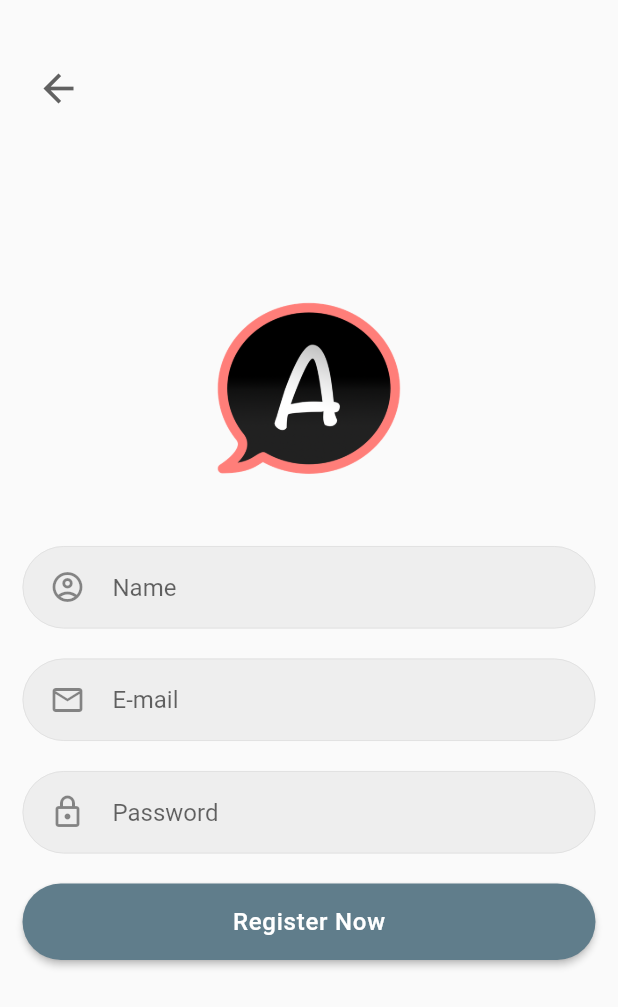
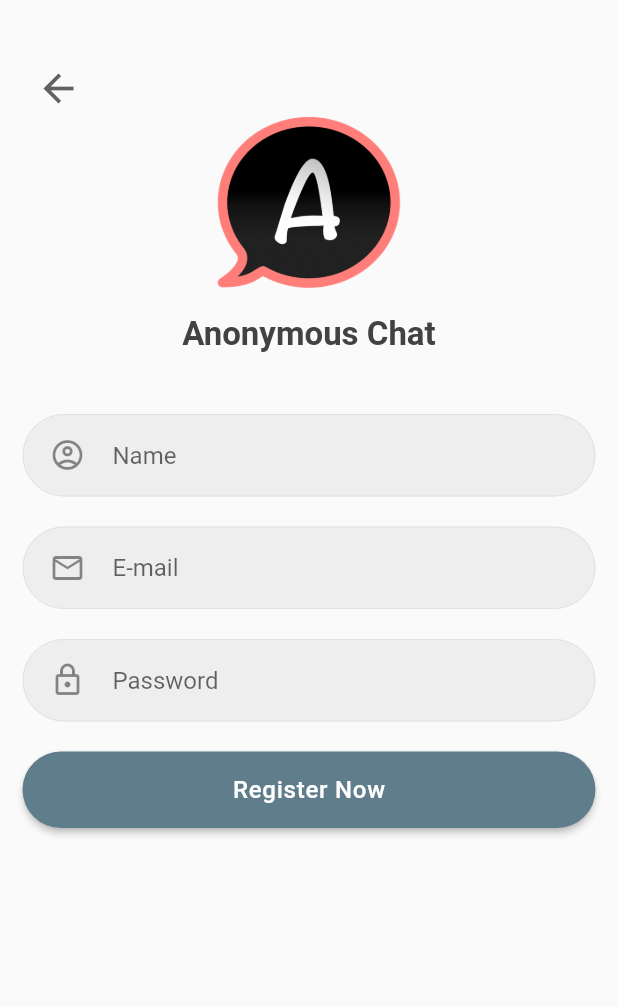
Before and after one commit to Rezuanul-Islam-Fahim/anonymous_chat, a Flutter app: the screen it shows after launch, after a tap on "Register Now", on a phone screen of 412 x 824 dp. Shown: the top 1007 px of the screen. Run offline on Flutter 3.47's test engine with Material 2 defaults, Android fonts, the phone set to English and light mode, and no system bars; our stand-ins replace firebase_auth, firebase_core; accounts and stored records are empty; network calls fail.

Commit message:
Stop resizing of view insets when opening keyboard

```diff
--- a/lib/screens/login.dart
+++ b/lib/screens/login.dart
@@ -30,10 +30,10 @@ class LoginScreen extends StatelessWidget {
   @override
   Widget build(BuildContext context) {
     return Scaffold(
-      body: Padding(
-        padding: const EdgeInsets.symmetric(horizontal: 15),
+      resizeToAvoidBottomPadding: false,
+      body: Container(
+        padding: const EdgeInsets.only(top: 60, left: 15, right: 15),
         child: Column(
-          mainAxisAlignment: MainAxisAlignment.center,
           children: <Widget>[
             Container(
               alignment: Alignment.center,
@@ -43,7 +43,15 @@ class LoginScreen extends StatelessWidget {
                 width: 150,
               ),
             ),
-            SizedBox(height: 30),
+            Text(
+              'Anonymous Chat',
+              style: TextStyle(
+                fontSize: 22,
+                fontWeight: FontWeight.w700,
+                color: Colors.grey[800],
+              ),
+            ),
+            SizedBox(height: 40),
             TextField(
               decoration: inputField(
                 'Enter your E-mail',
--- a/lib/screens/register.dart
+++ b/lib/screens/register.dart
@@ -29,12 +29,12 @@ class RegisterScreen extends StatelessWidget {
   @override
   Widget build(BuildContext context) {
     return Scaffold(
+      resizeToAvoidBottomPadding: false,
       body: Stack(
         children: <Widget>[
           Padding(
-            padding: const EdgeInsets.symmetric(horizontal: 15),
+            padding: const EdgeInsets.only(top: 60, left: 15, right: 15),
             child: Column(
-              mainAxisAlignment: MainAxisAlignment.center,
               children: <Widget>[
                 Container(
                   alignment: Alignment.center,
@@ -44,7 +44,15 @@ class RegisterScreen extends StatelessWidget {
                     width: 150,
                   ),
                 ),
-                SizedBox(height: 30),
+                Text(
+                  'Anonymous Chat',
+                  style: TextStyle(
+                    fontSize: 22,
+                    fontWeight: FontWeight.w700,
+                    color: Colors.grey[800],
+                  ),
+                ),
+                SizedBox(height: 40),
                 TextField(
                   decoration: inputField(
                     'Name',
```
